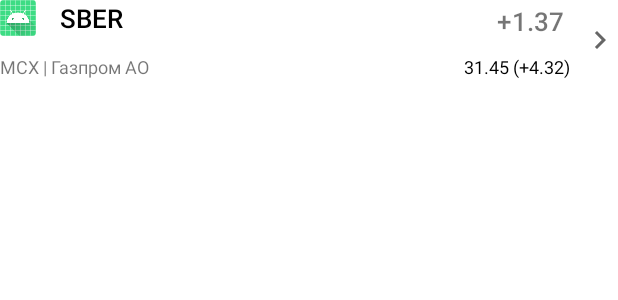
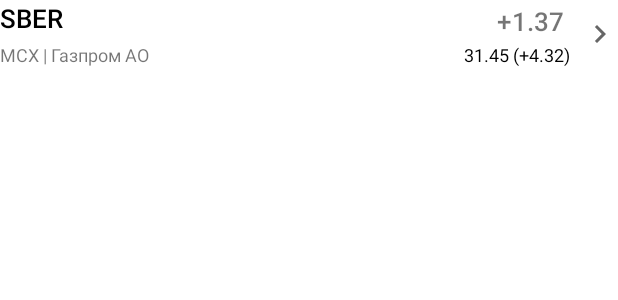
Before and after one commit to happocha/trader, an Android app: the layout item_quote.xml on its own in the app's theme, with its tools: preview values and no code run, on a phone screen of 412 x 824 dp. Shown: the top 300 px of the screen. Run offline under Robolectric (Android 15) with nearby library versions, the phone set to English and light mode, and no system bars.

Commit message:
show/hide quote icon

```diff
--- /dev/null
+++ b/app/src/main/java/com/example/trader/common/extension/Drawable.kt
@@ -0,0 +1,5 @@
+package com.example.trader.common.extension
+
+import android.graphics.drawable.Drawable
+
+val Drawable.isNotEmpty get() = minimumWidth > 1 && minimumHeight > 1
--- a/app/src/main/res/layout/item_quote.xml
+++ b/app/src/main/res/layout/item_quote.xml
@@ -7,24 +7,35 @@
 
     <ImageView
         android:id="@+id/iv_quote_icon"
-        android:layout_width="24dp"
-        android:layout_height="24dp"
+        android:layout_width="16dp"
+        android:layout_height="16dp"
+        android:layout_marginEnd="16dp"
+        app:layout_constraintBottom_toBottomOf="@id/tv_quote_title"
         app:layout_constraintStart_toStartOf="parent"
-        app:layout_constraintTop_toTopOf="parent"
+        app:layout_constraintTop_toTopOf="@id/tv_quote_title"
 
         tools:ignore="ContentDescription"
-        tools:src="@mipmap/ic_launcher" />
+        tools:src="@mipmap/ic_launcher"
+        tools:visibility="gone" />
+
+    <Space
+        android:id="@+id/space_quote"
+        android:layout_width="8dp"
+        android:layout_height="16dp"
+        app:layout_constraintStart_toEndOf="@id/iv_quote_icon"
+        app:layout_constraintTop_toTopOf="@id/iv_quote_icon"
+
+        tools:visibility="gone"/>
 
     <com.google.android.material.textview.MaterialTextView
         android:id="@+id/tv_quote_title"
         android:layout_width="wrap_content"
         android:layout_height="wrap_content"
-        android:layout_marginStart="16dp"
         android:fontFamily="sans-serif-medium"
         android:textColor="@color/black"
         android:textSize="17sp"
-        app:layout_constraintStart_toEndOf="@id/iv_quote_icon"
-        app:layout_constraintTop_toTopOf="parent"
+        app:layout_constraintStart_toEndOf="@id/space_quote"
+        app:layout_constraintTop_toTopOf="@id/tv_quote_change_price"
 
         tools:text="SBER" />
 
@@ -32,10 +43,9 @@
         android:id="@+id/tv_quote_subtitle"
         android:layout_width="wrap_content"
         android:layout_height="wrap_content"
-        android:layout_marginTop="8dp"
         android:textSize="12sp"
         app:layout_constraintStart_toStartOf="parent"
-        app:layout_constraintTop_toBottomOf="@id/tv_quote_change_price"
+        app:layout_constraintTop_toTopOf="@id/tv_quote_last_price"
 
         tools:text="MCX | Газпром АО" />
 
@@ -43,12 +53,12 @@
         android:id="@+id/tv_quote_change_price"
         android:layout_width="wrap_content"
         android:layout_height="wrap_content"
+        android:layout_marginEnd="8dp"
         android:fontFamily="sans-serif-medium"
-        android:layout_marginEnd="8dp"
+        android:paddingStart="4dp"
         android:paddingTop="2dp"
+        android:paddingEnd="4dp"
         android:paddingBottom="2dp"
-        android:paddingStart="4dp"
-        android:paddingEnd="4dp"
         android:textSize="17sp"
         app:layout_constraintEnd_toStartOf="@+id/iv_quote_icon_right_arrow"
         app:layout_constraintTop_toTopOf="parent"
@@ -59,12 +69,11 @@
         android:id="@+id/tv_quote_last_price"
         android:layout_width="wrap_content"
         android:layout_height="wrap_content"
-        android:layout_marginTop="8dp"
         android:layout_marginEnd="8dp"
+        android:textColor="@color/black"
         android:textSize="12sp"
-        android:textColor="@color/black"
+        app:layout_constraintEnd_toStartOf="@+id/iv_quote_icon_right_arrow"
         app:layout_constraintTop_toBottomOf="@id/tv_quote_change_price"
-        app:layout_constraintEnd_toStartOf="@+id/iv_quote_icon_right_arrow"
 
         tools:text="31.45 (+4.32)" />
 
@@ -72,8 +81,8 @@
         android:id="@+id/iv_quote_icon_right_arrow"
         android:layout_width="wrap_content"
         android:layout_height="wrap_content"
+        app:layout_constraintBottom_toBottomOf="parent"
         app:layout_constraintEnd_toEndOf="parent"
-        app:layout_constraintBottom_toBottomOf="parent"
         app:layout_constraintTop_toTopOf="parent"
         app:srcCompat="@drawable/ic_arrow_right_24" />
 
```
Also changed, not shown: app/src/main/java/com/example/trader/common/extension/ImageView.kt (+39 -0 lines), app/src/main/java/com/example/trader/feature/quotes/presentation/adapter/QuotesViewHolder.kt (+9 -3 lines).
